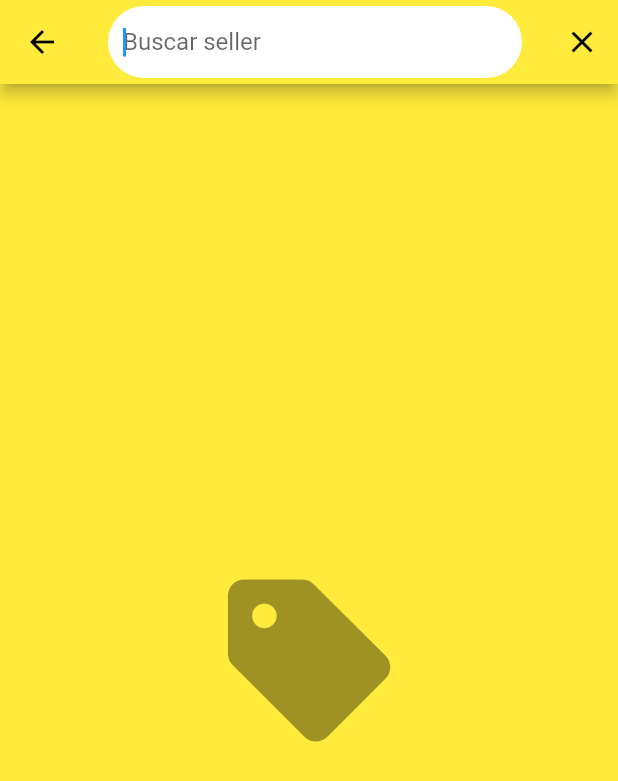
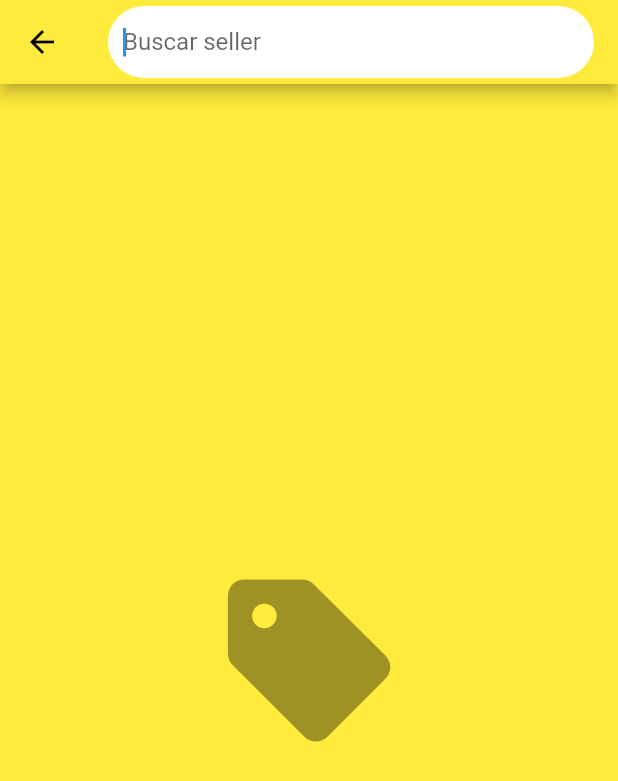
Before and after one commit to TazMania-Git/Meli_app_Flutter, a Flutter app: the screen it shows after launch, after a tap on the "search" icon, on a phone screen of 412 x 824 dp. Shown: the top 781 px of the screen. Run offline on Flutter 3.47's test engine with Material 2 defaults, Android fonts, the phone set to English and light mode, and no system bars.

Commit message:
se quita icon en search delegate

```diff
--- a/lib/search/search_delegate.dart
+++ b/lib/search/search_delegate.dart
@@ -28,16 +28,16 @@ class SearchSellerDelegate extends SearchDelegate {
 
   @override
   List<Widget>? buildActions(BuildContext context) {
-    return [IconButton(onPressed: () => query = '', icon: Icon(Icons.clear))];
+    // return [IconButton(onPressed: () => query = '', icon: Icon(Icons.clear))];
   }
 
   @override
   Widget? buildLeading(BuildContext context) {
-    return IconButton(
-        onPressed: () {
-          close(context, null);
-        },
-        icon: Icon(Icons.arrow_back));
+    // return IconButton(
+    //     onPressed: () {
+    //       close(context, null);
+    //     },
+    //     icon: Icon(Icons.arrow_back));
   }
 
   @override
```
